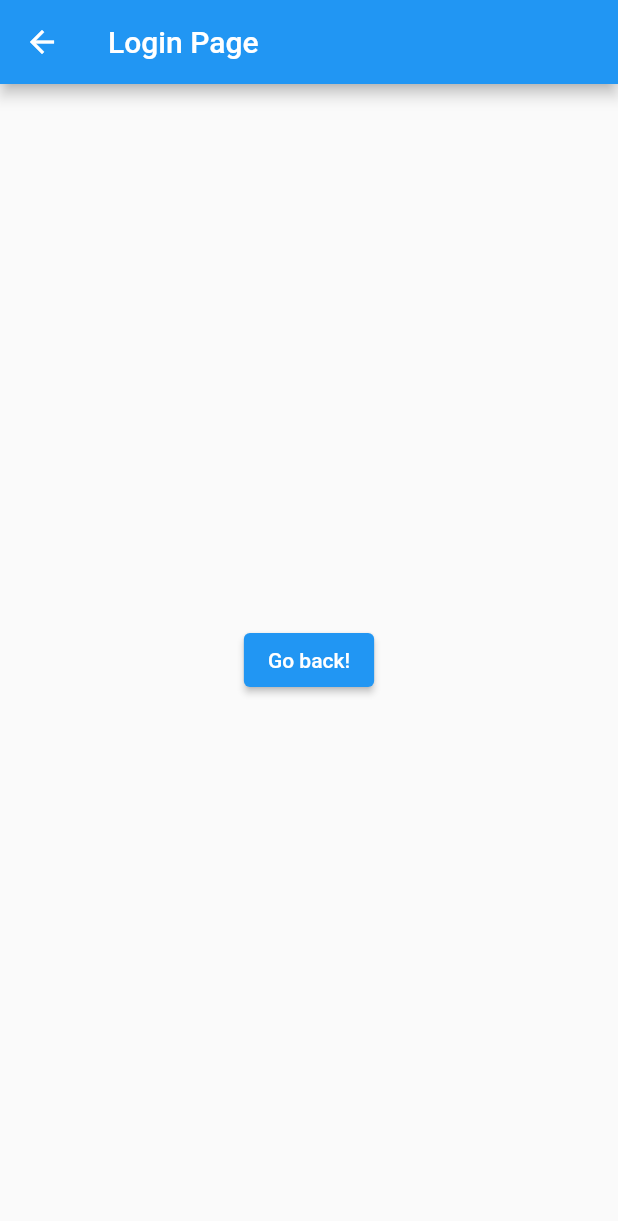
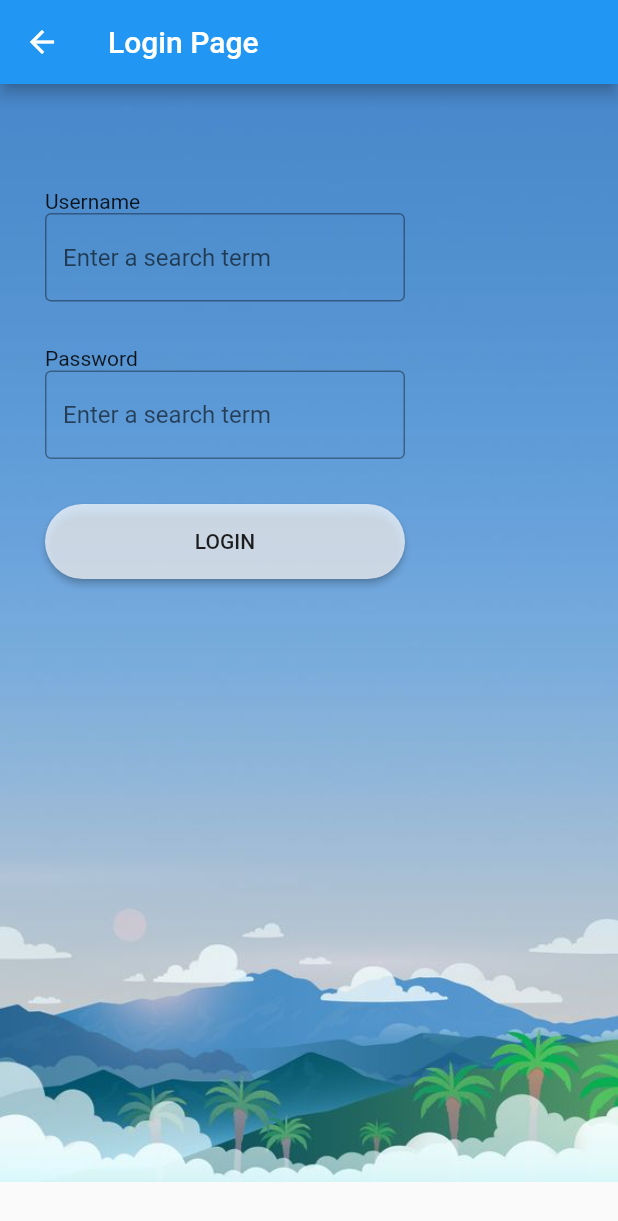
Before and after one commit to pujangga123/flutter_app_1, a Flutter app: the screen it shows after launch, after a tap on "Login", on a phone screen of 412 x 824 dp. Shown: the top 1221 px of the screen. Run offline on Flutter 3.47's test engine with Material 2 defaults, Android fonts, the phone set to English and light mode, and no system bars.

Commit message:
add pertemuan 5

```diff
--- /dev/null
+++ b/lib/loginpage.dart
@@ -0,0 +1,50 @@
+import 'package:flutter/material.dart';
+
+class LoginPage extends StatelessWidget {
+  const LoginPage({super.key});
+
+  @override
+  Widget build(BuildContext context) {
+    return Scaffold(
+      appBar: AppBar(
+        title: const Text('Login Page'),
+      ),
+      body: Stack(children: [
+        const Image(image: AssetImage('assets/res-14.jpg')),
+        Container(
+            padding: const EdgeInsets.fromLTRB(30, 70, 30, 0),
+            width: 300,
+            height: 330,
+            child: Column(
+              crossAxisAlignment: CrossAxisAlignment.stretch,
+              children: [
+                const Text('Username'),
+                const TextField(
+                  decoration: InputDecoration(
+                    border: OutlineInputBorder(),
+                    hintText: 'Enter a search term',
+                  ),
+                ),
+                const Spacer(),
+                const Text('Password'),
+                const TextField(
+                  decoration: InputDecoration(
+                    border: OutlineInputBorder(),
+                    hintText: 'Enter a search term',
+                  ),
+                ),
+                const Spacer(),
+                ElevatedButton(
+                    onPressed: () {},
+                    style: ElevatedButton.styleFrom(
+                        backgroundColor: Colors.white70,
+                        fixedSize: const Size(130, 50),
+                        shape: const StadiumBorder()),
+                    child: const Text("LOGIN",
+                        style: TextStyle(color: Colors.black87)))
+              ],
+            ))
+      ]),
+    );
+  }
+}
--- a/lib/main.dart
+++ b/lib/main.dart
@@ -1,31 +1,11 @@
 import 'package:flutter/material.dart';
+import 'loginpage.dart';
 
 void main() {
   runApp(const MaterialApp(
     title: 'Flutter App 1',
     home: MainApp(),
   ));
-}
-
-class LoginPage extends StatelessWidget {
-  const LoginPage({super.key});
-
-  @override
-  Widget build(BuildContext context) {
-    return Scaffold(
-      appBar: AppBar(
-        title: const Text('Login Page'),
-      ),
-      body: Center(
-        child: ElevatedButton(
-          onPressed: () {
-            Navigator.pop(context);
-          },
-          child: const Text('Go back!'),
-        ),
-      ),
-    );
-  }
 }
 
 class MainApp extends StatelessWidget {
```
